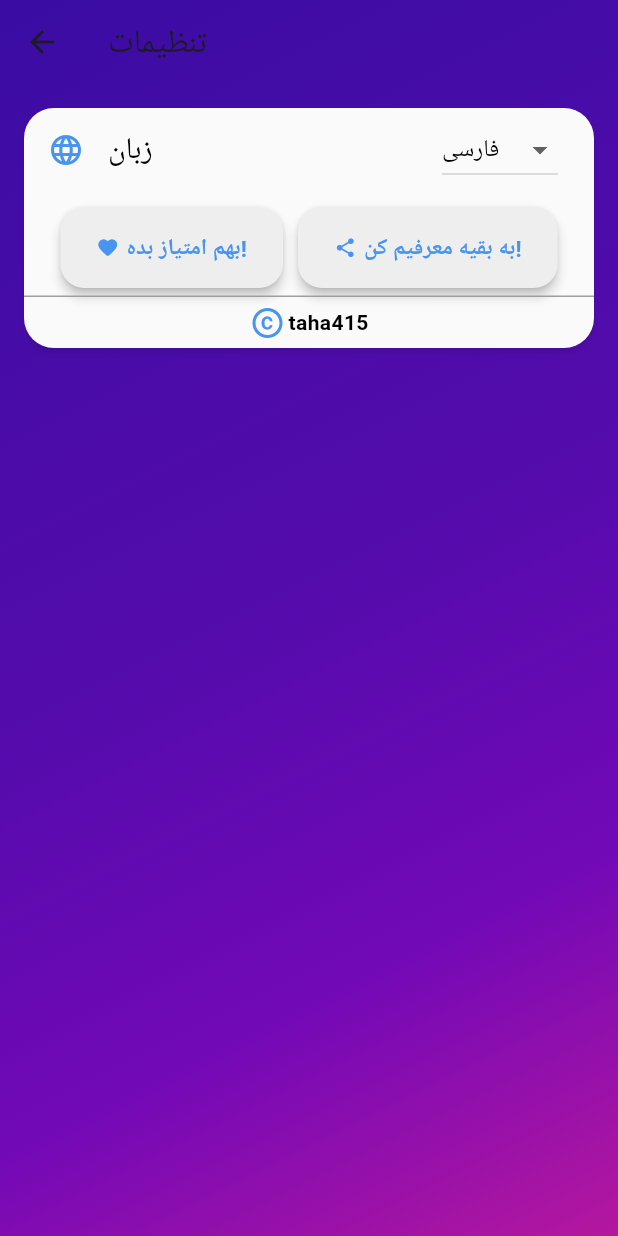
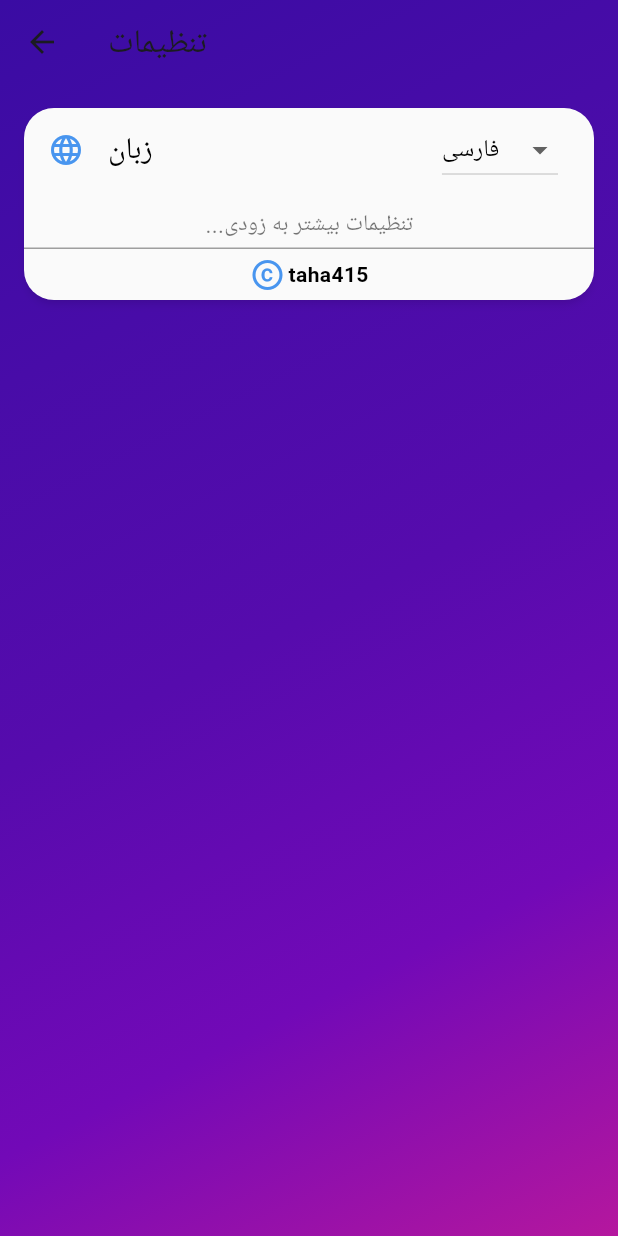
Before and after one commit to robogamer9849/flutter-the-mind, a Flutter app: the SettingsScreen screen opened directly, on a phone screen of 412 x 824 dp. Run offline on Flutter 3.47's test engine with Material 3 defaults, Android fonts, the phone set to English and light mode, and no system bars; Roboto replaces fonts that are missing (Poppins); project files that could hold a hidden picture were left out.

Commit message:
fixed android not compiling

```diff
--- a/lib/screens/help.dart
+++ b/lib/screens/help.dart
@@ -177,7 +177,7 @@ class _HelpScreenState extends State<HelpScreen> {
             ),
             const SizedBox(height: 16),
             _buildGameplayRule(isEn ? 'Get your secret number' : 'عدد مخفیت رو بگیر', pink),
-            _buildGameplayRule(isEn ? 'guess if you have lowest number first' : 'حدس بزن کوچی ترینی یا نه', brightPink),
+            _buildGameplayRule(isEn ? 'guess if you have lowest number first' : 'حدس بزن کوچیک ترینی یا نه', brightPink),
             _buildGameplayRule(isEn ? 'Correct guess = +1 point' : 'درست گفتی؟ 1 امتیاز بگیر', lightBlue),
             _buildGameplayRule(isEn ? 'Wrong guess = -1 point' : 'غلط گفتی؟ 1 امیازت میره', blue),
             _buildGameplayRule(isEn ? 'Highest score wins!' : 'بیشترین امتیاز برندس', indigoBlue),
--- a/lib/settings.dart
+++ b/lib/settings.dart
@@ -1,20 +1,20 @@
 import 'package:flutter/material.dart';
-import 'package:share/share.dart';
-import 'package:url_launcher/url_launcher.dart';
+// import 'package:share/share.dart';
+// import 'package:url_launcher/url_launcher.dart';
 
 import 'themes/colors.dart';
 
 bool isEn = false;
 
-_scoreInMyket() async {
-  const url = 'myket://comment?id=the.mind.themind';
-  if(await canLaunchUrl(Uri.parse(url))) {
-    await launchUrl(Uri.parse(url));
-  }
-  else {
-    debugPrint('cant open');
-  }
-}
+// _scoreInMyket() async {
+//   const url = 'myket://comment?id=the.mind.themind';
+//   if(await canLaunchUrl(Uri.parse(url))) {
+//     await launchUrl(Uri.parse(url));
+//   }
+//   else {
+//     debugPrint('cant open');
+//   }
+// }
 
 
 class SettingsScreen extends StatefulWidget {
@@ -87,60 +87,67 @@ class _SettingsScreenState extends State<SettingsScreen> {
                   Row(
                     mainAxisAlignment: MainAxisAlignment.center,
                     children: [
-                      ElevatedButton(
-                        onPressed: _scoreInMyket,
-                        style: ElevatedButton.styleFrom(
-                          backgroundColor: Colors.grey.shade200
-                        ),
-                        child: Row(
-                          children: [
-                            const Icon(
-                              Icons.favorite_rounded,
-                              color: blue, size: 15
-                              ),
-                            const SizedBox(width: 5),
-                            Text(
-                              isEn ? 'rate me!' : 'بهم امتیاز بده!',
-                              style: const TextStyle(
-                              color: blue,
-                              fontSize: 15,
-                                fontWeight: FontWeight.bold
-                              ),
-                            ),
-                          ],
-                        ),
-                      ),
-                      const SizedBox(width: 10,),
-                      ElevatedButton(
-                        onPressed: () {
-                          Share.share("""
-                              حدس بزن عددت از همه کوچیک‌تره یا نه!
-                              بزنی ✅، اشتباه کنی ❌ جونت می‌ره!
-                              فقط با حس بازی کن!
-                              myket.ir
-                              """);
-                        },
-                        style: ElevatedButton.styleFrom(
-                          backgroundColor: Colors.grey.shade200
-                        ),
-                        child: Row(
-                          children: [
-                            const Icon(
-                              Icons.share_rounded,
-                              color: blue, size: 15
-                              ),
-                            const SizedBox(width: 5),
-                            Text(
-                              isEn ? 'share me!' : 'به بقیه معرفیم کن!',
-                              style: const TextStyle(
-                              color: blue,
-                              fontSize: 15,
-                                fontWeight: FontWeight.bold
-                              ),
-                            ),
-                          ]
-                        ),
-                      ),
+                      Text(
+                        isEn ? 'more settings coming soon...' : '...تنظیمات بیشتر به زودی',
+                        style: const TextStyle(
+                          fontSize: 15,
+                          color: Colors.black54
+                        )
+                      )
+                      // ElevatedButton(
+                      //   onPressed: _scoreInMyket,
+                      //   style: ElevatedButton.styleFrom(
+                      //     backgroundColor: Colors.grey.shade200
+                      //   ),
+                      //   child: Row(
+                      //     children: [
+                      //       const Icon(
+                      //         Icons.favorite_rounded,
+                      //         color: blue, size: 15
+                      //         ),
+                      //       const SizedBox(width: 5),
+                      //       Text(
+                      //         isEn ? 'rate me!' : 'بهم امتیاز بده!',
+                      //         style: const TextStyle(
+                      //         color: blue,
+                      //         fontSize: 15,
+                      //           fontWeight: FontWeight.bold
+                      //         ),
+                      //       ),
+                      //     ],
+                      //   ),
+                      // ),
+                      // const SizedBox(width: 10,),
+                      // ElevatedButton(
+                      //   onPressed: () {
+                      //     Share.share("""
+                      //         حدس بزن عددت از همه کوچیک‌تره یا نه!
+                      //         بزنی ✅، اشتباه کنی ❌ جونت می‌ره!
+                      //         فقط با حس بازی کن!
+                      //         myket.ir
+                      //         """);
+                      //   },
+                      //   style: ElevatedButton.styleFrom(
+                      //     backgroundColor: Colors.grey.shade200
+                      //   ),
+                      //   child: Row(
+                      //     children: [
+                      //       const Icon(
+                      //         Icons.share_rounded,
+                      //         color: blue, size: 15
+                      //         ),
+                      //       const SizedBox(width: 5),
+                      //       Text(
+                      //         isEn ? 'share me!' : 'به بقیه معرفیم کن!',
+                      //         style: const TextStyle(
+                      //         color: blue,
+                      //         fontSize: 15,
+                      //           fontWeight: FontWeight.bold
+                      //         ),
+                      //       ),
+                      //     ]
+                      //   ),
+                      // ),
                     ],
                   ),
                   const SizedBox(height: 5,),
--- a/pubspec.yaml
+++ b/pubspec.yaml
@@ -34,8 +34,8 @@ dependencies:
 
   # The following adds the Cupertino Icons font to your application.
   # Use with the CupertinoIcons class for iOS style icons.
-  share: ^2.0.4
-  url_launcher: ^6.3.1
+  # share: ^2.0.4
+  # url_launcher: ^6.3.1
 
 
 dev_dependencies:
```
Also changed, not shown: pubspec.lock, 7 other files.
